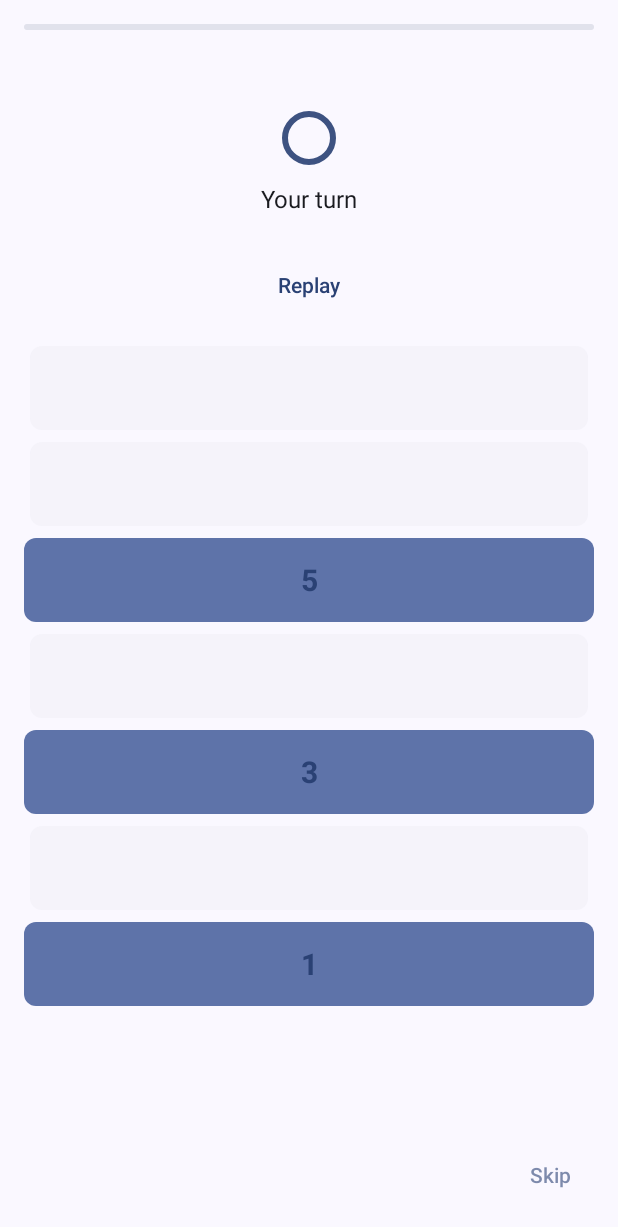
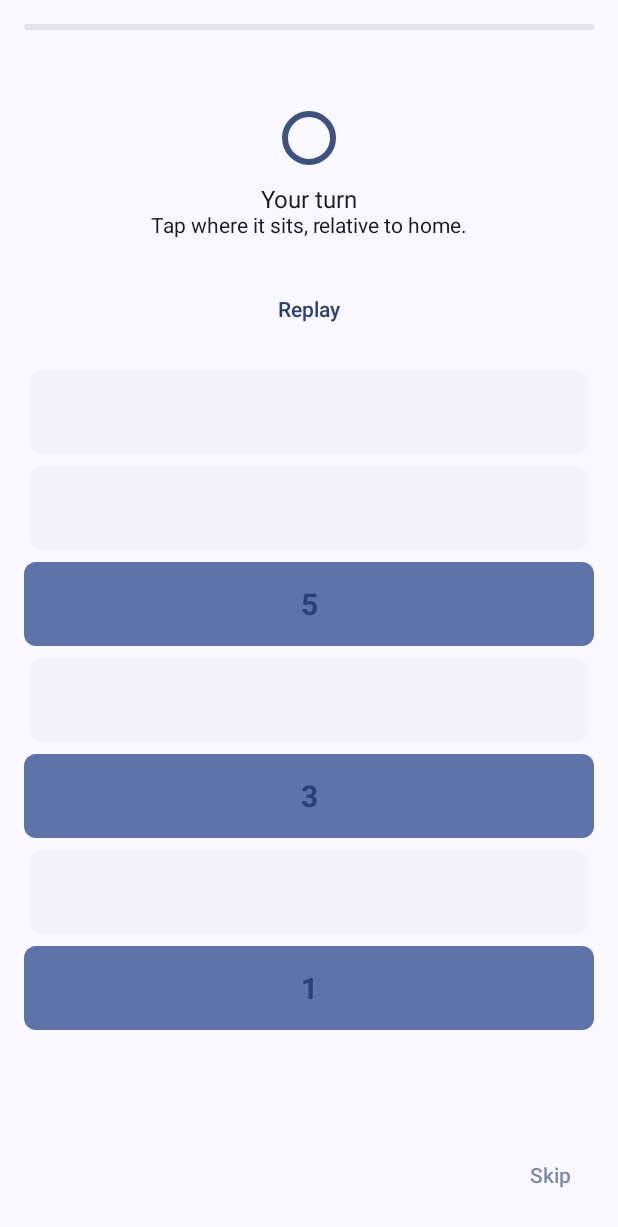
Before and after one commit to alekpeed/tonic, an Android app built with Jetpack Compose: the PracticeScreen screen opened through its navigation route, after a tap on "Replay", on a phone screen of 412 x 824 dp. Shown: the top 1227 px of the screen. Run offline under Robolectric (Android 15) with nearby library versions, the phone set to English and light mode, and no system bars; our stand-ins replace Dagger/Hilt's generated code, Room's generated code; libraries missing offline, so code that uses them is left out: androidx.hilt.lifecycle.

Commit message:
Add a first-run walkthrough and persistent in-screen instructions
The app had no explanation of its own mechanic anywhere: the diagnostic's
intro was a single generic line, and the practice screen showed the degree
ladder with no text at all - reported directly from a first real run
("no clue what it wants me to do... what the fuck is going on").

Onboarding screen (:app), shown once before the diagnostic. Wires up
AppSettings.onboardingCompleted, which the schema already had a field and
a repository setter for but nothing ever read or wrote. States in plain
language what the app trains, and the one pattern nearly every screen
uses: a reference establishes "home," then one note, then you place it
relative to home.

Per the user's follow-up ("I didn't say anything about one time - every
section should have clear instructions"), a one-time screen alone doesn't
cover it, so:

- Diagnostic running screen now shows a persistent "Section X of 4 -
  <name>" heading plus a one-line description of what you're about to
  hear, for the whole section, not just at the diagnostic's own intro.
  Stays within docs/08-UI-SPEC.md §4's "no item count, no percentage, no
  score" - it names the section, not a score or a count of items within
  it (each section's own length is adaptive and genuinely unknown ahead
  of time).
- Practice screen now shows a persistent caption under the phase
  indicator that changes with playback phase (listening to the reference,
  hearing the target, your turn to answer) - in words, every item, not
  just once. The phase indicator itself stays non-verbal per spec; the
  caption is additive.

docs/08-UI-SPEC.md §4 also documents the phase indicator as deliberately
non-verbal and the progress bar as deliberately unlabeled - both are
still true of those specific widgets. This commit adds explanatory text
alongside them rather than rewriting either, per CLAUDE.md's "the human
overrides this file in chat" clause, invoked live in this conversation.

Co-Authored-By: Claude Sonnet 5 <noreply@anthropic.com>
Claude-Session: https://claude.ai/code/session_01UPkZSqUw4SRsTTc4VxHzuY

```diff
--- a/app/src/main/kotlin/com/tonic/app/NavGraph.kt
+++ b/app/src/main/kotlin/com/tonic/app/NavGraph.kt
@@ -8,6 +8,7 @@ import androidx.navigation.compose.composable
 import androidx.navigation.compose.rememberNavController
 import androidx.navigation.navArgument
 import com.tonic.app.home.HomeScreen
+import com.tonic.app.onboarding.OnboardingScreen
 import com.tonic.app.summary.SummaryScreen
 import com.tonic.app.summary.SummaryViewModel
 import com.tonic.feature.diagnostic.ui.DiagnosticScreen
@@ -26,6 +27,11 @@ sealed interface TonicRoute {
 
     data object Home : TonicRoute {
         override val route = "home"
+    }
+
+    /** Shown once, before Diagnostic - see [com.tonic.app.onboarding.OnboardingScreen]. */
+    data object Onboarding : TonicRoute {
+        override val route = "onboarding"
     }
 
     data object Diagnostic : TonicRoute {
@@ -57,6 +63,11 @@ fun TonicNavGraph(navController: NavHostController = rememberNavController()) {
     NavHost(navController = navController, startDestination = TonicRoute.Home.route) {
         composable(TonicRoute.Home.route) {
             HomeScreen(
+                onNeedsOnboarding = {
+                    navController.navigate(TonicRoute.Onboarding.route) {
+                        popUpTo(TonicRoute.Home.route) { inclusive = true }
+                    }
+                },
                 onNeedsDiagnostic = {
                     navController.navigate(TonicRoute.Diagnostic.route) {
                         popUpTo(TonicRoute.Home.route) { inclusive = true }
@@ -65,6 +76,17 @@ fun TonicNavGraph(navController: NavHostController = rememberNavController()) {
                 onStartPractice = { navController.navigate(TonicRoute.Practice.route) },
                 onOpenProgress = { navController.navigate(TonicRoute.Progress.route) },
                 onOpenSettings = { navController.navigate(TonicRoute.Settings.route) },
+            )
+        }
+        composable(TonicRoute.Onboarding.route) {
+            OnboardingScreen(
+                onDone = {
+                    // Back to Home rather than straight to Diagnostic: Home re-evaluates needsDiagnostic
+                    // itself, so this route doesn't need to know or duplicate that decision.
+                    navController.navigate(TonicRoute.Home.route) {
+                        popUpTo(TonicRoute.Onboarding.route) { inclusive = true }
+                    }
+                },
             )
         }
         composable(TonicRoute.Diagnostic.route) {
--- a/app/src/main/kotlin/com/tonic/app/home/HomeScreen.kt
+++ b/app/src/main/kotlin/com/tonic/app/home/HomeScreen.kt
@@ -33,6 +33,7 @@ import com.tonic.core.ui.theme.TonicTheme
 
 @Composable
 fun HomeScreen(
+    onNeedsOnboarding: () -> Unit,
     onNeedsDiagnostic: () -> Unit,
     onStartPractice: () -> Unit,
     onOpenProgress: () -> Unit,
@@ -43,6 +44,13 @@ fun HomeScreen(
     LaunchedEffect(Unit) { viewModel.loadIfNeeded() }
 
     if (uiState.isLoading) return
+
+    // Checked before the diagnostic redirect: a first-time user needs the walkthrough before either
+    // the diagnostic or practice make sense, and both are where the confusion otherwise lands.
+    if (uiState.needsOnboarding) {
+        LaunchedEffect(Unit) { onNeedsOnboarding() }
+        return
+    }
 
     if (uiState.needsDiagnostic) {
         LaunchedEffect(Unit) { onNeedsDiagnostic() }
--- a/app/src/main/kotlin/com/tonic/app/home/HomeUiState.kt
+++ b/app/src/main/kotlin/com/tonic/app/home/HomeUiState.kt
@@ -7,6 +7,8 @@ import com.tonic.core.model.state.MasteryState
 /** What docs/08-UI-SPEC.md §2's Home screen needs: "start session, current progress at a glance." */
 data class HomeUiState(
     val isLoading: Boolean = true,
+    /** True until the one-time app walkthrough has been dismissed - Home routes to it before anything else. */
+    val needsOnboarding: Boolean = false,
     /** True until the M0 diagnostic has ever completed - Home routes to it first, per its own placement contract. */
     val needsDiagnostic: Boolean = false,
     val labelStyle: LabelStyle = LabelStyle.NUMBERS,
--- a/app/src/main/kotlin/com/tonic/app/home/HomeViewModel.kt
+++ b/app/src/main/kotlin/com/tonic/app/home/HomeViewModel.kt
@@ -47,7 +47,11 @@ class HomeViewModel
             viewModelScope.launch {
                 settingsRepository.settings.collect { settings ->
                     _uiState.update {
-                        it.copy(labelStyle = settings.labelStyle, needsDiagnostic = !settings.diagnosticCompleted)
+                        it.copy(
+                            labelStyle = settings.labelStyle,
+                            needsOnboarding = !settings.onboardingCompleted,
+                            needsDiagnostic = !settings.diagnosticCompleted,
+                        )
                     }
                 }
             }
--- a/feature/practice/src/main/kotlin/com/tonic/feature/practice/ui/PracticeScreen.kt
+++ b/feature/practice/src/main/kotlin/com/tonic/feature/practice/ui/PracticeScreen.kt
@@ -8,6 +8,7 @@ import androidx.compose.foundation.layout.Box
 import androidx.compose.foundation.layout.Column
 import androidx.compose.foundation.layout.Spacer
 import androidx.compose.foundation.layout.fillMaxSize
+import androidx.compose.foundation.layout.fillMaxWidth
 import androidx.compose.foundation.layout.height
 import androidx.compose.foundation.layout.padding
 import androidx.compose.material3.Button
@@ -36,6 +37,7 @@ import androidx.lifecycle.compose.LocalLifecycleOwner
 import androidx.lifecycle.compose.collectAsStateWithLifecycle
 import com.tonic.core.model.music.ScaleDegree
 import com.tonic.core.ui.components.MinimalProgressIndicator
+import com.tonic.core.ui.components.PlaybackPhase
 import com.tonic.core.ui.components.PlaybackPhaseIndicator
 import com.tonic.core.ui.ladder.DegreeLadder
 import com.tonic.core.ui.theme.TonicSpacing
@@ -188,6 +190,14 @@ private fun LoadingState(isFinished: Boolean) {
     }
 }
 
+/** In words, every time - the phase indicator itself is deliberately non-verbal (docs/08-UI-SPEC.md §4). */
+private fun phaseCaptionRes(phase: PlaybackPhase): Int =
+    when (phase) {
+        PlaybackPhase.REFERENCE -> R.string.practice_phase_reference
+        PlaybackPhase.TARGET -> R.string.practice_phase_target
+        PlaybackPhase.AWAITING_ANSWER -> R.string.practice_phase_awaiting_answer
+    }
+
 @Composable
 private fun PracticeContent(
     uiState: PracticeUiState,
@@ -211,7 +221,13 @@ private fun PracticeContent(
         PlaybackPhaseIndicator(
             phase = uiState.phase,
             reduceMotion = uiState.reduceMotion,
-            modifier = Modifier.padding(vertical = TonicSpacing.lg),
+            modifier = Modifier.padding(top = TonicSpacing.lg),
+        )
+        Text(
+            text = stringResource(phaseCaptionRes(uiState.phase)),
+            style = MaterialTheme.typography.bodyMedium,
+            textAlign = TextAlign.Center,
+            modifier = Modifier.fillMaxWidth().padding(bottom = TonicSpacing.lg),
         )
 
         TextButton(
--- a/feature/practice/src/main/res/values/strings.xml
+++ b/feature/practice/src/main/res/values/strings.xml
@@ -4,6 +4,13 @@
     <string name="practice_session_complete">Session complete.</string>
     <string name="practice_replay">Replay</string>
     <string name="practice_skip">Skip</string>
+
+    <!-- Caption under the phase indicator, changes with playback phase - unlike the phase indicator
+         itself (deliberately non-verbal per docs/08-UI-SPEC.md §4), this says in words what's
+         happening and what to do, on every item, every time. -->
+    <string name="practice_phase_reference">Listen — this establishes \"home.\"</string>
+    <string name="practice_phase_target">Now the note to place.</string>
+    <string name="practice_phase_awaiting_answer">Tap where it sits, relative to home.</string>
 
     <!-- Resume offer - docs/10-TESTING.md §11. Plain and factual; picking up where you left off is
          presented as an option, never as something you owe the app (docs/08-UI-SPEC.md §7). -->
```
Also changed, not shown: app/src/main/kotlin/com/tonic/app/onboarding/OnboardingScreen.kt (added, +89 -0 lines), app/src/main/kotlin/com/tonic/app/onboarding/OnboardingViewModel.kt (added, +27 -0 lines), app/src/main/res/values/strings.xml (+9 -0 lines), feature/diagnostic/src/main/kotlin/com/tonic/feature/diagnostic/ui/AnswerCopy.kt (+10 -0 lines), feature/diagnostic/src/main/kotlin/com/tonic/feature/diagnostic/ui/DiagnosticScreen.kt (+27 -1 lines), feature/diagnostic/src/main/res/values/strings.xml (+17 -1 lines), 2 other files.
